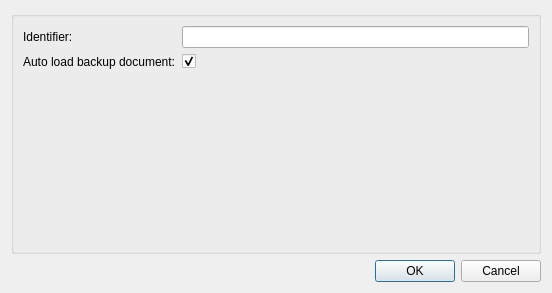
Before: the Qt Designer form mapclientplugins/argonviewerstep/qt/configuredialog.ui in hsorby/mapclientplugins.argonviewerstep, drawn with Qt 5.
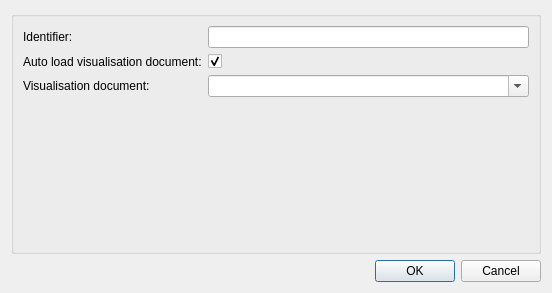
After: the same form once the commit is applied.

Commit message: Change the way argon documents for the visualisation are handled.

The edit to the form file:
```diff
--- a/mapclientplugins/argonviewerstep/qt/configuredialog.ui
+++ b/mapclientplugins/argonviewerstep/qt/configuredialog.ui
@@ -43,7 +43,7 @@
       <item row="1" column="0">
        <widget class="QLabel" name="labelAutoLoadBackupDocument">
         <property name="text">
-         <string>Auto load backup document:</string>
+         <string>Auto load visualisation document:</string>
         </property>
        </widget>
       </item>
@@ -57,6 +57,20 @@
         </property>
        </widget>
       </item>
+      <item row="2" column="1">
+       <widget class="QComboBox" name="comboBoxVisualisationDocuments">
+        <property name="editable">
+         <bool>true</bool>
+        </property>
+       </widget>
+      </item>
+      <item row="2" column="0">
+       <widget class="QLabel" name="label">
+        <property name="text">
+         <string>Visualisation document:</string>
+        </property>
+       </widget>
+      </item>
      </layout>
     </widget>
    </item>
```
Left out of the diff: 2 changed lines with no effect on the pictures. The commit also changes 5 other files.
